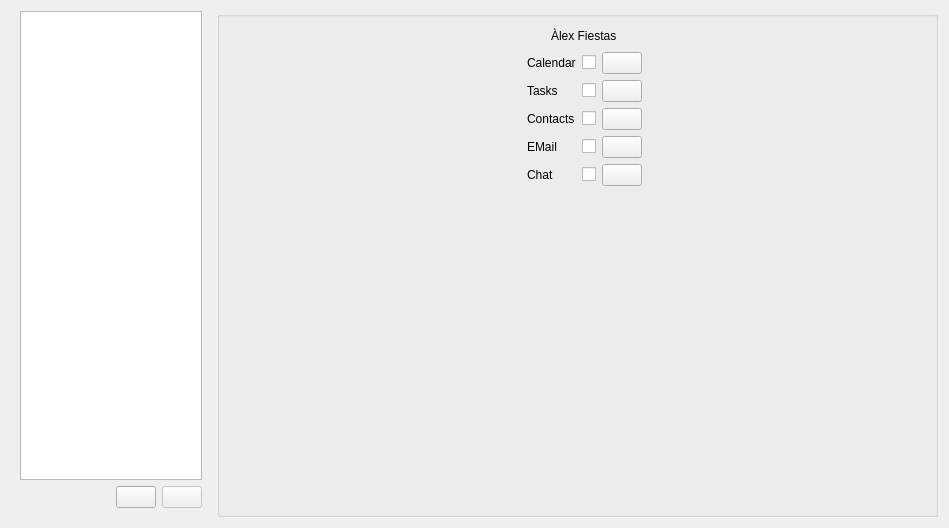
First picture: the form in src/kcm.ui, repository KDE/kaccounts-integration, before the edit.
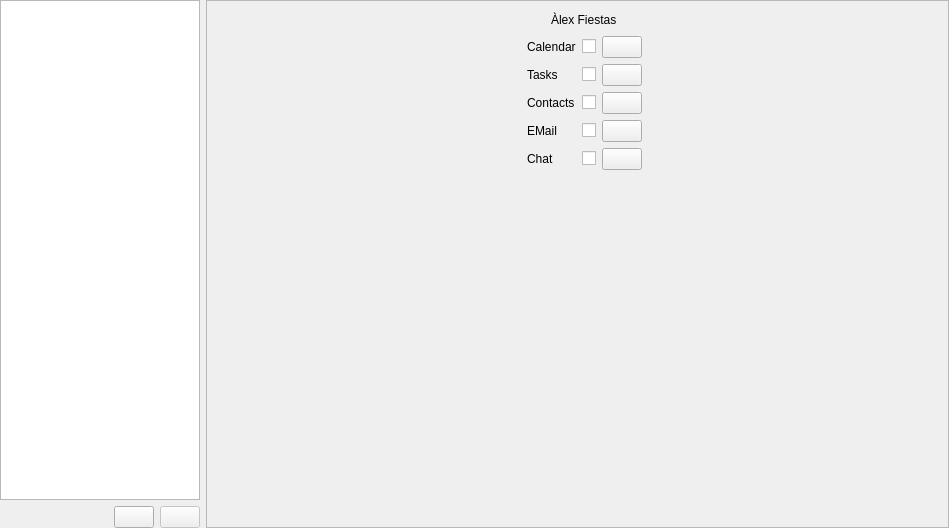
Second picture: the form after the edit. Icons and pictures are not drawn.

Commit message: Move content in a scroll area

```diff
--- a/src/kcm.ui
+++ b/src/kcm.ui
@@ -10,16 +10,10 @@
     <height>528</height>
    </rect>
   </property>
-  <property name="sizePolicy">
-   <sizepolicy hsizetype="Preferred" vsizetype="Preferred">
-    <horstretch>0</horstretch>
-    <verstretch>0</verstretch>
-   </sizepolicy>
-  </property>
-  <property name="windowTitle">
-   <string>Form</string>
-  </property>
   <layout class="QHBoxLayout" name="horizontalLayout_2">
+   <property name="margin">
+    <number>0</number>
+   </property>
    <item>
     <widget class="QWidget" name="widget" native="true">
      <property name="sizePolicy">
@@ -35,7 +29,7 @@
       </size>
      </property>
      <layout class="QVBoxLayout" name="verticalLayout">
-      <property name="topMargin">
+      <property name="margin">
        <number>0</number>
       </property>
       <item>
@@ -92,17 +86,20 @@
     </widget>
    </item>
    <item>
-    <widget class="QGroupBox" name="accountInfo">
-     <property name="sizePolicy">
-      <sizepolicy hsizetype="Expanding" vsizetype="Preferred">
-       <horstretch>0</horstretch>
-       <verstretch>0</verstretch>
-      </sizepolicy>
+    <widget class="QScrollArea" name="scrollArea">
+     <property name="widgetResizable">
+      <bool>true</bool>
      </property>
-     <property name="title">
-      <string/>
-     </property>
-     <property name="flat">
+     <widget class="QWidget" name="scrollAreaContent">
+      <property name="geometry">
+       <rect>
+        <x>0</x>
+        <y>0</y>
+        <width>739</width>
+        <height>522</height>
+       </rect>
+      </property>
+      <property name="autoFillBackground">
       <bool>true</bool>
      </property>
      <layout class="QVBoxLayout" name="verticalLayout_2">
@@ -370,12 +367,13 @@
         <property name="sizeHint" stdset="0">
          <size>
           <width>20</width>
-          <height>40</height>
+           <height>338</height>
          </size>
         </property>
        </spacer>
       </item>
      </layout>
+     </widget>
     </widget>
    </item>
   </layout>
```
Left out of the diff: 20 changed lines with no effect on the pictures. Lines whose indentation alone changed are shown as unchanged. The commit also changes 1 other file.
